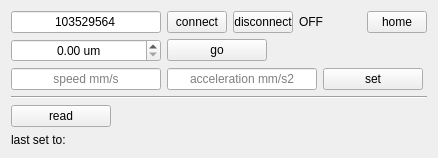
First picture: the form in BBD30X/bbd30x.ui, repository lictailer/zmeter, before the edit.
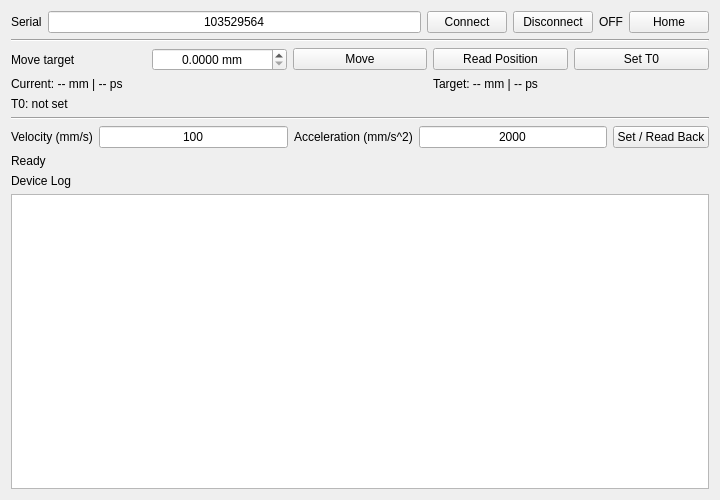
Second picture: the form after the edit.

Commit message: Refactor BBD30X for async motion and units

Patch:
```diff
--- a/BBD30X/bbd30x.ui
+++ b/BBD30X/bbd30x.ui
@@ -6,8 +6,8 @@
    <rect>
     <x>0</x>
     <y>0</y>
-    <width>438</width>
-    <height>158</height>
+    <width>720</width>
+    <height>500</height>
    </rect>
   </property>
   <property name="windowTitle">
@@ -15,342 +15,41 @@
   </property>
   <layout class="QVBoxLayout" name="verticalLayout">
    <item>
-    <layout class="QHBoxLayout" name="horizontalLayout">
-     <item>
-      <widget class="QLineEdit" name="lineEdit">
-       <property name="sizePolicy">
-        <sizepolicy hsizetype="Fixed" vsizetype="Fixed">
-         <horstretch>0</horstretch>
-         <verstretch>0</verstretch>
-        </sizepolicy>
-       </property>
-       <property name="minimumSize">
-        <size>
-         <width>150</width>
-         <height>0</height>
-        </size>
-       </property>
-       <property name="maximumSize">
-        <size>
-         <width>100</width>
-         <height>16777215</height>
-        </size>
-       </property>
-       <property name="inputMask">
-        <string/>
-       </property>
-       <property name="text">
-        <string>103529564</string>
-       </property>
-       <property name="alignment">
-        <set>Qt::AlignCenter</set>
-       </property>
-       <property name="placeholderText">
-        <string>serial #</string>
-       </property>
+    <layout class="QGridLayout" name="connectionLayout">
+     <item row="0" column="0">
+      <widget class="QLabel" name="serial_label">
+       <property name="text"><string>Serial</string></property>
       </widget>
      </item>
-     <item>
+     <item row="0" column="1">
+      <widget class="QLineEdit" name="serial_lineEdit">
+       <property name="text"><string>103529564</string></property>
+       <property name="alignment"><set>Qt::AlignCenter</set></property>
+      </widget>
+     </item>
+     <item row="0" column="2">
       <widget class="QPushButton" name="connect_button">
-       <property name="sizePolicy">
-        <sizepolicy hsizetype="Fixed" vsizetype="Fixed">
-         <horstretch>0</horstretch>
-         <verstretch>0</verstretch>
-        </sizepolicy>
-       </property>
-       <property name="minimumSize">
-        <size>
-         <width>60</width>
-         <height>0</height>
-        </size>
-       </property>
-       <property name="maximumSize">
-        <size>
-         <width>60</width>
-         <height>16777215</height>
-        </size>
-       </property>
-       <property name="text">
-        <string>connect</string>
-       </property>
+       <property name="text"><string>Connect</string></property>
       </widget>
      </item>
-     <item>
+     <item row="0" column="3">
       <widget class="QPushButton" name="disconnect_button">
-       <property name="sizePolicy">
-        <sizepolicy hsizetype="Fixed" vsizetype="Fixed">
-         <horstretch>0</horstretch>
-         <verstretch>0</verstretch>
-        </sizepolicy>
-       </property>
-       <property name="minimumSize">
-        <size>
-         <width>60</width>
-         <height>0</height>
-        </size>
-       </property>
-       <property name="maximumSize">
-        <size>
-         <width>60</width>
-         <height>16777215</height>
-        </size>
-       </property>
-       <property name="text">
-        <string>disconnect</string>
-       </property>
+       <property name="text"><string>Disconnect</string></property>
       </widget>
      </item>
-     <item>
-      <widget class="QLabel" name="label_on_off">
-       <property name="sizePolicy">
-        <sizepolicy hsizetype="Fixed" vsizetype="Preferred">
-         <horstretch>0</horstretch>
-         <verstretch>0</verstretch>
-        </sizepolicy>
-       </property>
-       <property name="minimumSize">
-        <size>
-         <width>30</width>
-         <height>0</height>
-        </size>
-       </property>
-       <property name="text">
-        <string>OFF</string>
-       </property>
+     <item row="0" column="4">
+      <widget class="QLabel" name="connection_status_label">
+       <property name="text"><string>OFF</string></property>
+       <property name="alignment"><set>Qt::AlignCenter</set></property>
       </widget>
      </item>
-     <item>
-      <spacer name="horizontalSpacer_2">
-       <property name="orientation">
-        <enum>Qt::Horizontal</enum>
-       </property>
-       <property name="sizeHint" stdset="0">
-        <size>
-         <width>40</width>
-         <height>20</height>
-        </size>
-       </property>
-      </spacer>
-     </item>
-     <item>
+     <item row="0" column="5">
       <widget class="QPushButton" name="home_button">
-       <property name="sizePolicy">
-        <sizepolicy hsizetype="Fixed" vsizetype="Fixed">
-         <horstretch>0</horstretch>
-         <verstretch>0</verstretch>
-        </sizepolicy>
-       </property>
-       <property name="minimumSize">
-        <size>
-         <width>60</width>
-         <height>0</height>
-        </size>
-       </property>
-       <property name="maximumSize">
-        <size>
-         <width>60</width>
-         <height>16777215</height>
-        </size>
-       </property>
-       <property name="text">
-        <string>home</string>
-       </property>
+       <property name="text"><string>Home</string></property>
       </widget>
      </item>
     </layout>
    </item>
-   <item>
-    <layout class="QHBoxLayout" name="horizontalLayout_2">
-     <item>
-      <widget class="QDoubleSpinBox" name="pos_to_go_doubleSpinBox">
-       <property name="sizePolicy">
-        <sizepolicy hsizetype="Fixed" vsizetype="Fixed">
-         <horstretch>0</horstretch>
-         <verstretch>0</verstretch>
-        </sizepolicy>
-       </property>
-       <property name="minimumSize">
-        <size>
-         <width>150</width>
-         <height>0</height>
-        </size>
-       </property>
-       <property name="maximumSize">
-        <size>
-         <width>100</width>
-         <height>16777215</height>
-        </size>
-       </property>
-       <property name="alignment">
-        <set>Qt::AlignCenter</set>
-       </property>
-       <property name="suffix">
-        <string> um</string>
-       </property>
-       <property name="decimals">
-        <number>2</number>
-       </property>
-       <property name="maximum">
-        <double>220000.000000000000000</double>
-       </property>
-       <property name="singleStep">
-        <double>0.050000000000000</double>
-       </property>
-       <property name="value">
-        <double>0.000000000000000</double>
-       </property>
-      </widget>
-     </item>
-     <item>
-      <widget class="QPushButton" name="go_button">
-       <property name="sizePolicy">
-        <sizepolicy hsizetype="Fixed" vsizetype="Fixed">
-         <horstretch>0</horstretch>
-         <verstretch>0</verstretch>
-        </sizepolicy>
-       </property>
-       <property name="minimumSize">
-        <size>
-         <width>100</width>
-         <height>0</height>
-        </size>
-       </property>
-       <property name="maximumSize">
-        <size>
-         <width>75</width>
-         <height>16777215</height>
-        </size>
-       </property>
-       <property name="text">
-        <string>go</string>
-       </property>
-      </widget>
-     </item>
-     <item>
-      <spacer name="horizontalSpacer">
-       <property name="orientation">
-        <enum>Qt::Horizontal</enum>
-       </property>
-       <property name="sizeHint" stdset="0">
-        <size>
-         <width>40</width>
-         <height>20</height>
-        </size>
-       </property>
-      </spacer>
-     </item>
-    </layout>
-   </item>
-   <item>
-    <layout class="QHBoxLayout" name="horizontalLayout_3">
-     <item>
-      <widget class="QLineEdit" name="lineEdit_2">
-       <property name="sizePolicy">
-        <sizepolicy hsizetype="Fixed" vsizetype="Fixed">
-         <horstretch>0</horstretch>
-         <verstretch>0</verstretch>
-        </sizepolicy>
-       </property>
-       <property name="minimumSize">
-        <size>
-         <width>150</width>
-         <height>0</height>
-        </size>
-       </property>
-       <property name="maximumSize">
-        <size>
-         <width>100</width>
-         <height>16777215</height>
-        </size>
-       </property>
-       <property name="inputMask">
-        <string/>
-       </property>
-       <property name="text">
-        <string/>
-       </property>
-       <property name="alignment">
-        <set>Qt::AlignCenter</set>
-       </property>
-       <property name="placeholderText">
-        <string>speed mm/s</string>
-       </property>
-      </widget>
-     </item>
-     <item>
-      <widget class="QLineEdit" name="lineEdit_3">
-       <property name="sizePolicy">
-        <sizepolicy hsizetype="Fixed" vsizetype="Fixed">
-         <horstretch>0</horstretch>
-         <verstretch>0</verstretch>
-        </sizepolicy>
-       </property>
-       <property name="minimumSize">
-        <size>
-         <width>150</width>
-         <height>0</height>
-        </size>
-       </property>
-       <property name="maximumSize">
-        <size>
-         <width>100</width>
-         <height>16777215</height>
-        </size>
-       </property>
-       <property name="inputMask">
-        <string/>
-       </property>
-       <property name="text">
-        <string/>
-       </property>
-       <property name="alignment">
-        <set>Qt::AlignCenter</set>
-       </property>
-       <property name="placeholderText">
-        <string>acceleration mm/s2</string>
-       </property>
-      </widget>
-     </item>
-     <item>
-      <widget class="QPushButton" name="set_button">
-       <property name="sizePolicy">
-        <sizepolicy hsizetype="Fixed" vsizetype="Fixed">
-         <horstretch>0</horstretch>
-         <verstretch>0</verstretch>
-        </sizepolicy>
-       </property>
-       <property name="minimumSize">
-        <size>
-         <width>100</width>
-         <height>0</height>
-        </size>
-       </property>
-       <property name="maximumSize">
-        <size>
-         <width>75</width>
-         <height>16777215</height>
-        </size>
-       </property>
-       <property name="text">
-        <string>set</string>
-       </property>
-      </widget>
-     </item>
-     <item>
-      <spacer name="horizontalSpacer_3">
-       <property name="orientation">
-        <enum>Qt::Horizontal</enum>
-       </property>
-       <property name="sizeHint" stdset="0">
-        <size>
-         <width>40</width>
-         <height>20</height>
-        </size>
-       </property>
-      </spacer>
-     </item>
-    </layout>
-   </item>
    <item>
     <widget class="Line" name="line">
      <property name="orientation">
@@ -359,70 +58,106 @@
     </widget>
    </item>
    <item>
-    <widget class="QPushButton" name="read_button">
-     <property name="sizePolicy">
-      <sizepolicy hsizetype="Fixed" vsizetype="Fixed">
-       <horstretch>0</horstretch>
-       <verstretch>0</verstretch>
-      </sizepolicy>
-     </property>
-     <property name="minimumSize">
-      <size>
-       <width>100</width>
-       <height>0</height>
-      </size>
-     </property>
-     <property name="maximumSize">
-      <size>
-       <width>75</width>
-       <height>16777215</height>
-      </size>
-     </property>
-     <property name="text">
-      <string>read</string>
-     </property>
+    <layout class="QGridLayout" name="motionLayout">
+     <item row="0" column="0">
+      <widget class="QLabel" name="target_input_label">
+       <property name="text"><string>Move target</string></property>
+      </widget>
+     </item>
+     <item row="0" column="1">
+      <widget class="QDoubleSpinBox" name="target_mm_doubleSpinBox">
+       <property name="alignment"><set>Qt::AlignCenter</set></property>
+       <property name="suffix"><string> mm</string></property>
+       <property name="decimals"><number>4</number></property>
+       <property name="maximum"><double>220.000000000000000</double></property>
+       <property name="singleStep"><double>0.000100000000000</double></property>
+      </widget>
+     </item>
+     <item row="0" column="2">
+      <widget class="QPushButton" name="move_button">
+       <property name="text"><string>Move</string></property>
+      </widget>
+     </item>
+     <item row="0" column="3">
+      <widget class="QPushButton" name="read_position_button">
+       <property name="text"><string>Read Position</string></property>
+      </widget>
+     </item>
+     <item row="0" column="4">
+      <widget class="QPushButton" name="set_t0_button">
+       <property name="text"><string>Set T0</string></property>
+      </widget>
+     </item>
+     <item row="1" column="0" colspan="3">
+      <widget class="QLabel" name="current_position_label">
+       <property name="text"><string>Current: -- mm | -- ps</string></property>
+      </widget>
+     </item>
+     <item row="1" column="3" colspan="2">
+      <widget class="QLabel" name="target_position_label">
+       <property name="text"><string>Target: -- mm | -- ps</string></property>
+      </widget>
+     </item>
+     <item row="2" column="0" colspan="5">
+      <widget class="QLabel" name="t0_status_label">
+       <property name="text"><string>T0: not set</string></property>
+      </widget>
+     </item>
+    </layout>
+   </item>
+   <item>
+    <widget class="Line" name="line_2">
+     <property name="orientation"><enum>Qt::Horizontal</enum></property>
     </widget>
    </item>
    <item>
-    <widget class="QLabel" name="last_pos_label">
-     <property name="sizePolicy">
-      <sizepolicy hsizetype="Minimum" vsizetype="Fixed">
-       <horstretch>0</horstretch>
-       <verstretch>0</verstretch>
-      </sizepolicy>
-     </property>
-     <property name="minimumSize">
-      <size>
-       <width>200</width>
-       <height>0</height>
-      </size>
-     </property>
-     <property name="maximumSize">
-      <size>
-       <width>200</width>
-       <height>16777215</height>
-      </size>
-     </property>
-     <property name="text">
-      <string>last set to:</string>
-     </property>
-     <property name="textInteractionFlags">
-      <set>Qt::LinksAccessibleByKeyboard|Qt::LinksAccessibleByMouse|Qt::TextBrowserInteraction|Qt::TextSelectableByKeyboard|Qt::TextSelectableByMouse</set>
-     </property>
+    <layout class="QGridLayout" name="velocityLayout">
+     <item row="0" column="0">
+      <widget class="QLabel" name="velocity_label">
+       <property name="text"><string>Velocity (mm/s)</string></property>
+      </widget>
+     </item>
+     <item row="0" column="1">
+      <widget class="QLineEdit" name="velocity_lineEdit">
+       <property name="text"><string>100</string></property>
+       <property name="alignment"><set>Qt::AlignCenter</set></property>
+      </widget>
+     </item>
+     <item row="0" column="2">
+      <widget class="QLabel" name="acceleration_label">
+       <property name="text"><string>Acceleration (mm/s^2)</string></property>
+      </widget>
+     </item>
+     <item row="0" column="3">
+      <widget class="QLineEdit" name="acceleration_lineEdit">
+       <property name="text"><string>2000</string></property>
+       <property name="alignment"><set>Qt::AlignCenter</set></property>
+      </widget>
+     </item>
+     <item row="0" column="4">
+      <widget class="QPushButton" name="set_velocity_button">
+       <property name="text"><string>Set / Read Back</string></property>
+      </widget>
+     </item>
+    </layout>
+   </item>
+   <item>
+    <widget class="QLabel" name="status_label">
+     <property name="text"><string>Ready</string></property>
     </widget>
    </item>
    <item>
-    <spacer name="verticalSpacer">
-     <property name="orientation">
-      <enum>Qt::Vertical</enum>
+    <widget class="QLabel" name="log_label">
+     <property name="text"><string>Device Log</string></property>
+    </widget>
+   </item>
+   <item>
+    <widget class="QPlainTextEdit" name="log_textEdit">
+     <property name="minimumSize">
+      <size><width>0</width><height>200</height></size>
      </property>
-     <property name="sizeHint" stdset="0">
-      <size>
-       <width>17</width>
-       <height>1</height>
-      </size>
-     </property>
-    </spacer>
+     <property name="readOnly"><bool>true</bool></property>
+    </widget>
    </item>
   </layout>
  </widget>
```
Left out of the diff: 10 changed lines with no effect on the pictures. The commit also changes 6 other files.
